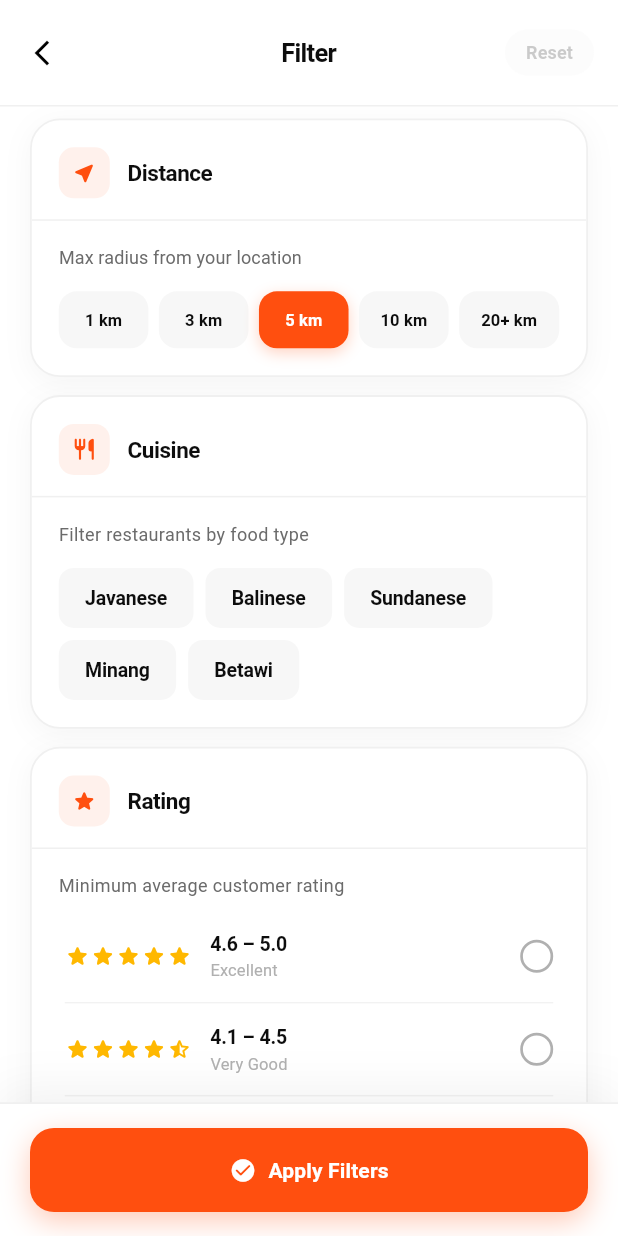
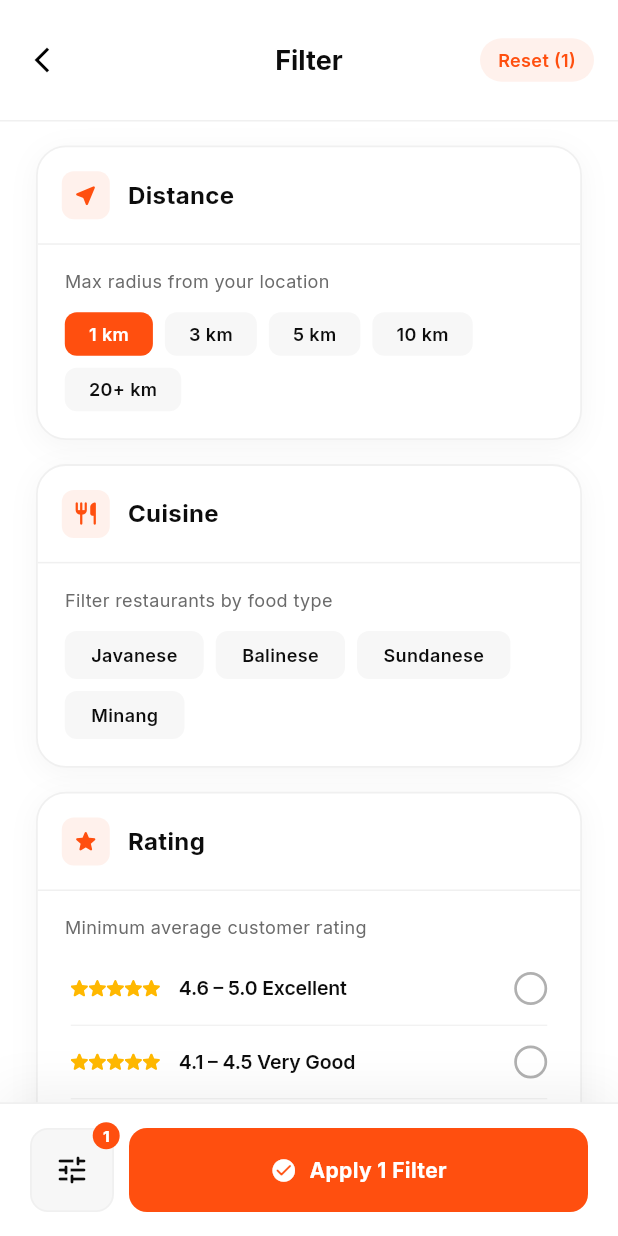
Before and after one commit to akhmaddakhir/aplikasi_teman_resto, a Flutter app: the FilterPage screen opened by its route, on a phone screen of 412 x 824 dp. Run offline on Flutter 3.47's test engine with Material 3 defaults, Android fonts, the phone set to English and light mode, and no system bars; our stand-ins replace flutter_svg, google_fonts; Roboto replaces fonts that are missing (Georgia).

Commit message:
update styling and spacing in filter page, replace star icons with SVG, adjust distance options and rating labels for clarity.

```diff
--- a/lib/pages/search/filter_page.dart
+++ b/lib/pages/search/filter_page.dart
@@ -1,5 +1,6 @@
 import 'package:flutter/material.dart';
 import 'package:flutter/services.dart';
+import 'package:flutter_svg/flutter_svg.dart';
 import 'package:teman_resto/pages/search/search_results.dart';
 
 class FilterPage extends StatefulWidget {
@@ -24,7 +25,7 @@ class _FilterPageState extends State<FilterPage> with TickerProviderStateMixin {
   // ── State ──────────────────────────────────────────────────────────
   String? selectedCuisine;
   String? selectedRating;
-  double selectedDistance = 5.0;
+  double selectedDistance = 1.0;
 
   // ── Data ───────────────────────────────────────────────────────────
   static const List<_DistanceOption> _distanceOptions = [
@@ -40,15 +41,14 @@ class _FilterPageState extends State<FilterPage> with TickerProviderStateMixin {
     'Balinese',
     'Sundanese',
     'Minang',
-    'Betawi',
   ];
 
   final List<_RatingOption> _ratingOptions = const [
-    _RatingOption(label: '4.6 – 5.0 ★ Excellent', filled: 5, half: false),
-    _RatingOption(label: '4.1 – 4.5 ★ Very Good', filled: 4, half: true),
-    _RatingOption(label: '3.6 – 4.0 ★ Good', filled: 4, half: false),
-    _RatingOption(label: '3.1 – 3.5 ★ Fair', filled: 3, half: true),
-    _RatingOption(label: '2.6 – 3.0 ★ Average', filled: 3, half: false),
+    _RatingOption(label: '4.6 – 5.0 Excellent', filled: 5, half: false),
+    _RatingOption(label: '4.1 – 4.5 Very Good', filled: 4, half: true),
+    _RatingOption(label: '3.6 – 4.0 Good', filled: 4, half: false),
+    _RatingOption(label: '3.1 – 3.5 Fair', filled: 3, half: true),
+    _RatingOption(label: '2.6 – 3.0 Average', filled: 3, half: false),
   ];
 
   // ── Animation ──────────────────────────────────────────────────────
@@ -106,17 +106,16 @@ class _FilterPageState extends State<FilterPage> with TickerProviderStateMixin {
         body: Stack(
           children: [
             CustomScrollView(
-              physics: const BouncingScrollPhysics(),
               slivers: [
                 _buildAppBar(),
                 SliverPadding(
-                  padding: const EdgeInsets.fromLTRB(20, 8, 20, 140),
+                  padding: const EdgeInsets.fromLTRB(24, 16, 24, 160),
                   sliver: SliverList(
                     delegate: SliverChildListDelegate([
                       _animated(0, _buildDistanceSection()),
-                      const SizedBox(height: 12),
+                      const SizedBox(height: 16),
                       _animated(1, _buildCuisineSection()),
-                      const SizedBox(height: 12),
+                      const SizedBox(height: 16),
                       _animated(2, _buildRatingSection()),
                     ]),
                   ),
@@ -161,7 +160,7 @@ class _FilterPageState extends State<FilterPage> with TickerProviderStateMixin {
       backgroundColor: Colors.white,
       surfaceTintColor: Colors.white,
       systemOverlayStyle: SystemUiOverlayStyle.dark,
-      toolbarHeight: 70,
+      toolbarHeight: 80,
       centerTitle: true,
       leading: Center(
         child: IconButton(
@@ -173,11 +172,10 @@ class _FilterPageState extends State<FilterPage> with TickerProviderStateMixin {
       title: const Text(
         'Filter',
         style: TextStyle(
-          fontFamily: 'Georgia',
-          fontSize: 17,
+          fontFamily: 'Inter',
+          fontSize: 18,
           fontWeight: FontWeight.w700,
           color: _ink,
-          letterSpacing: -0.5,
         ),
       ),
       actions: [
@@ -191,7 +189,7 @@ class _FilterPageState extends State<FilterPage> with TickerProviderStateMixin {
                 duration: const Duration(milliseconds: 200),
                 child: Container(
                   padding:
-                      const EdgeInsets.symmetric(horizontal: 14, vertical: 7),
+                      const EdgeInsets.symmetric(horizontal: 12, vertical: 6),
                   decoration: BoxDecoration(
                     color: _activeCount > 0 ? _accentBg : _chip,
                     borderRadius: BorderRadius.circular(20),
@@ -199,11 +197,10 @@ class _FilterPageState extends State<FilterPage> with TickerProviderStateMixin {
                   child: Text(
                     'Reset${_activeCount > 0 ? ' ($_activeCount)' : ''}',
                     style: TextStyle(
-                      fontFamily: 'Georgia',
+                      fontFamily: 'Inter',
                       fontSize: 12,
                       fontWeight: FontWeight.w600,
                       color: _activeCount > 0 ? _accent : _sub,
-                      letterSpacing: 0.1,
                     ),
                   ),
                 ),
@@ -241,27 +238,26 @@ class _FilterPageState extends State<FilterPage> with TickerProviderStateMixin {
         children: [
           // Card header
           Padding(
-            padding: const EdgeInsets.fromLTRB(18, 18, 18, 14),
+            padding: const EdgeInsets.all(16),
             child: Row(
               children: [
                 Container(
-                  width: 34,
-                  height: 34,
+                  width: 32,
+                  height: 32,
                   decoration: BoxDecoration(
                     color: _accentBg,
-                    borderRadius: BorderRadius.circular(10),
+                    borderRadius: BorderRadius.circular(8),
                   ),
-                  child: Icon(icon, size: 17, color: _accent),
+                  child: Icon(icon, size: 18, color: _accent),
                 ),
                 const SizedBox(width: 12),
                 Text(
                   label,
                   style: const TextStyle(
-                    fontFamily: 'Georgia',
-                    fontSize: 15,
+                    fontFamily: 'Inter',
+                    fontSize: 16,
                     fontWeight: FontWeight.w700,
                     color: _ink,
-                    letterSpacing: -0.3,
                   ),
                 ),
               ],
@@ -288,22 +284,19 @@ class _FilterPageState extends State<FilterPage> with TickerProviderStateMixin {
           Text(
             'Max radius from your location',
             style: TextStyle(
-              fontFamily: 'Georgia',
+              fontFamily: 'Inter',
               fontSize: 12,
               color: _sub,
-              letterSpacing: 0.1,
             ),
           ),
-          const SizedBox(height: 14),
-          Row(
-            children: _distanceOptions.asMap().entries.map((e) {
-              final i = e.key;
-              final opt = e.value;
+          const SizedBox(height: 12),
+          Wrap(
+            spacing: 8,
+            runSpacing: 8,
+            children: _distanceOptions.map((opt) {
               final sel = selectedDistance == opt.value;
-              final isLast = i == _distanceOptions.length - 1;
 
-              return Expanded(
-                child: GestureDetector(
+              return GestureDetector(
                 onTap: () {
                   HapticFeedback.selectionClick();
                   setState(() => selectedDistance = opt.value);
@@ -311,31 +304,25 @@ class _FilterPageState extends State<FilterPage> with TickerProviderStateMixin {
                 child: AnimatedContainer(
                   duration: const Duration(milliseconds: 180),
                   curve: Curves.easeOut,
-                    margin: EdgeInsets.only(right: isLast ? 0 : 7),
-                    padding: const EdgeInsets.symmetric(vertical: 11),
+                  padding:
+                      const EdgeInsets.symmetric(horizontal: 16, vertical: 6),
                   decoration: BoxDecoration(
                     color: sel ? _accent : _chip,
-                      borderRadius: BorderRadius.circular(12),
-                      boxShadow: sel
-                          ? [
-                              BoxShadow(
-                                  color: _accent.withOpacity(0.25),
-                                  blurRadius: 8,
-                                  offset: const Offset(0, 3))
-                            ]
-                          : [],
+                    borderRadius: BorderRadius.circular(8),
                   ),
-                    alignment: Alignment.center,
-                    child: Text(
+                  child: Row(
+                    mainAxisSize: MainAxisSize.min,
+                    children: [
+                      Text(
                         opt.label,
                         style: TextStyle(
-                        fontFamily: 'Georgia',
-                        fontSize: 11,
-                        fontWeight: FontWeight.w700,
+                          fontFamily: 'Inter',
+                          fontSize: 12,
+                          fontWeight: FontWeight.w600,
                           color: sel ? _white : _ink,
-                        letterSpacing: 0.1,
                         ),
                       ),
+                    ],
                   ),
                 ),
               );
@@ -356,9 +343,9 @@ class _FilterPageState extends State<FilterPage> with TickerProviderStateMixin {
         children: [
           Text(
             'Filter restaurants by food type',
-            style: TextStyle(fontFamily: 'Georgia', fontSize: 12, color: _sub),
+            style: TextStyle(fontFamily: 'Inter', fontSize: 12, color: _sub),
           ),
-          const SizedBox(height: 14),
+          const SizedBox(height: 12),
           Wrap(
             spacing: 8,
             runSpacing: 8,
@@ -373,39 +360,25 @@ class _FilterPageState extends State<FilterPage> with TickerProviderStateMixin {
                   duration: const Duration(milliseconds: 180),
                   curve: Curves.easeOut,
                   padding:
-                      const EdgeInsets.symmetric(horizontal: 16, vertical: 9),
+                      const EdgeInsets.symmetric(horizontal: 16, vertical: 6),
                   decoration: BoxDecoration(
                     color: sel ? _accent : _chip,
-                    borderRadius: BorderRadius.circular(10),
+                    borderRadius: BorderRadius.circular(8),
                     border: Border.all(
                       color: sel ? _accent : Colors.transparent,
                       width: 1.5,
                     ),
-                    boxShadow: sel
-                        ? [
-                            BoxShadow(
-                                color: _accent.withOpacity(0.22),
-                                blurRadius: 8,
-                                offset: const Offset(0, 3))
-                          ]
-                        : [],
                   ),
                   child: Row(
                     mainAxisSize: MainAxisSize.min,
                     children: [
-                      if (sel) ...[
-                        const Icon(Icons.check_rounded,
-                            size: 13, color: Colors.white),
-                        const SizedBox(width: 5),
-                      ],
                       Text(
                         label,
                         style: TextStyle(
-                          fontFamily: 'Georgia',
-                          fontSize: 13,
+                          fontFamily: 'Inter',
+                          fontSize: 12,
                           fontWeight: FontWeight.w600,
                           color: sel ? _white : _ink,
-                          letterSpacing: -0.1,
                         ),
                       ),
                     ],
@@ -429,7 +402,7 @@ class _FilterPageState extends State<FilterPage> with TickerProviderStateMixin {
         children: [
           Text(
             'Minimum average customer rating',
-            style: TextStyle(fontFamily: 'Georgia', fontSize: 12, color: _sub),
+            style: TextStyle(fontFamily: 'Inter', fontSize: 12, color: _sub),
           ),
           const SizedBox(height: 8),
           ...List.generate(_ratingOptions.length, (i) {
@@ -468,7 +441,7 @@ class _FilterPageState extends State<FilterPage> with TickerProviderStateMixin {
                               Text(
                                 range,
                                 style: TextStyle(
-                                  fontFamily: 'Georgia',
+                                  fontFamily: 'Inter',
                                   fontSize: 13,
                                   fontWeight:
                                       sel ? FontWeight.w700 : FontWeight.w600,
@@ -480,7 +453,7 @@ class _FilterPageState extends State<FilterPage> with TickerProviderStateMixin {
                                 Text(
                                   badge,
                                   style: TextStyle(
-                                    fontFamily: 'Georgia',
+                                    fontFamily: 'Inter',
                                     fontSize: 11,
                                     color: _muted,
                                     letterSpacing: 0.1,
@@ -553,14 +526,14 @@ class _FilterPageState extends State<FilterPage> with TickerProviderStateMixin {
       height: 56,
       decoration: BoxDecoration(
         color: _chip,
-        borderRadius: BorderRadius.circular(16),
+        borderRadius: BorderRadius.circular(12),
         border: Border.all(color: _border, width: 1.2),
       ),
       child: Stack(
         clipBehavior: Clip.none,
         alignment: Alignment.center,
         children: [
-          const Icon(Icons.tune_rounded, size: 21, color: _ink),
+          const Icon(Icons.tune_rounded, size: 24, color: _ink),
           Positioned(
             top: -5,
             right: -5,
@@ -575,7 +548,7 @@ class _FilterPageState extends State<FilterPage> with TickerProviderStateMixin {
               child: Text(
                 '$_activeCount',
                 style: const TextStyle(
-                  fontFamily: 'Georgia',
+                  fontFamily: 'Inter',
                   fontSize: 10,
                   fontWeight: FontWeight.w800,
                   color: Colors.white,
@@ -609,14 +582,8 @@ class _FilterPageState extends State<FilterPage> with TickerProviderStateMixin {
         height: 56,
         decoration: BoxDecoration(
           color: _accent,
-          borderRadius: BorderRadius.circular(16),
-          boxShadow: [
-            BoxShadow(
-              color: _accent.withOpacity(0.30),
-              blurRadius: 16,
-              offset: const Offset(0, 6),
-            ),
-          ],
+          borderRadius: BorderRadius.circular(12),
+
         ),
         alignment: Alignment.center,
         child: Row(
@@ -630,11 +597,10 @@ class _FilterPageState extends State<FilterPage> with TickerProviderStateMixin {
                   ? 'Apply $_activeCount Filter${_activeCount > 1 ? 's' : ''}'
                   : 'Apply Filters',
               style: const TextStyle(
-                fontFamily: 'Georgia',
+                fontFamily: 'Inter',
                 fontSize: 14,
                 fontWeight: FontWeight.w700,
                 color: Colors.white,
-                letterSpacing: 0.1,
               ),
             ),
           ],
@@ -650,14 +616,17 @@ class _FilterPageState extends State<FilterPage> with TickerProviderStateMixin {
       children: List.generate(5, (si) {
         final isHalf = si == filled && half;
         final isFilled = si < filled;
-        return Icon(
-          isHalf
-              ? Icons.star_half_rounded
-              : isFilled
-                  ? Icons.star_rounded
-                  : Icons.star_outline_rounded,
-          size: 17,
-          color: (isFilled || isHalf) ? _gold : _border,
+        return Opacity(
+          opacity: (isFilled || isHalf) ? 1.0 : 0.2,
+          child: SvgPicture.asset(
+            'assets/icons/star.svg',
+            width: 12,
+            height: 12,
+            colorFilter: ColorFilter.mode(
+              (isFilled || isHalf) ? _gold : _border,
+              BlendMode.srcIn,
+            ),
+          ),
         );
       }),
     );
```
Lines whose indentation alone changed are shown as unchanged.
